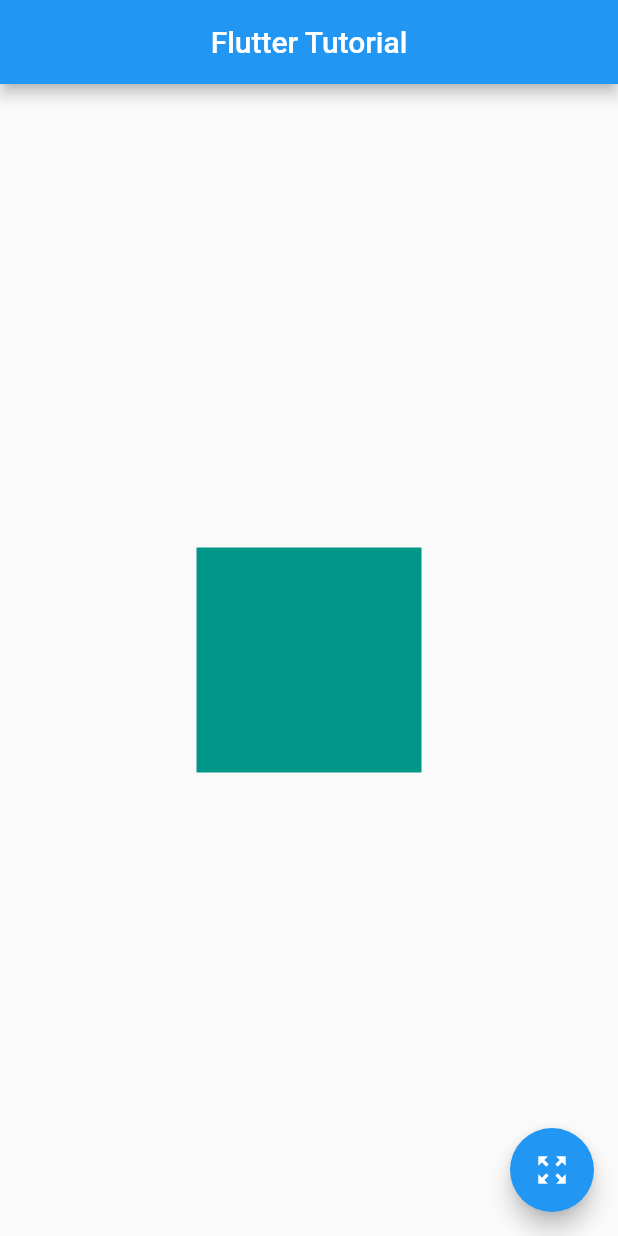
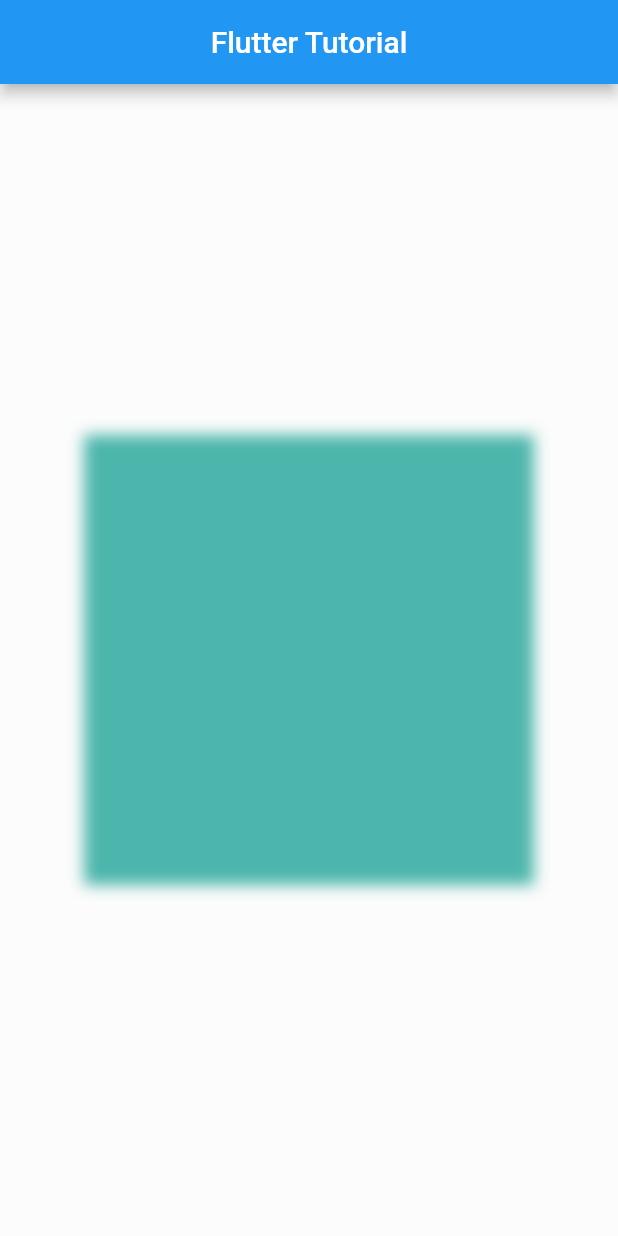
Before and after one commit to taqi92/flutter_basic, a Flutter app: the screen it shows after launch, on a phone screen of 412 x 824 dp. Run offline on Flutter 3.47's test engine with Material 2 defaults, Android fonts, the phone set to English and light mode, and no system bars; our stand-ins replace curved_navigation_bar, fluttertoast, image_picker, liquid_swipe.

Commit message:
Tooltip+backdrop filter has added

```diff
--- /dev/null
+++ b/lib/backdrop_filter.dart
@@ -0,0 +1,40 @@
+import 'dart:io';
+import 'dart:ui';
+
+import 'package:flutter/material.dart';
+import 'package:image_picker/image_picker.dart';
+
+class BackDropFilterWidget extends StatefulWidget {
+  @override
+  _MyAppState createState() => _MyAppState();
+}
+
+class _MyAppState extends State<BackDropFilterWidget> {
+
+  bool _value = false;
+
+  @override
+  Widget build(BuildContext context) {
+    // TODO: implement build
+    return SafeArea(
+      child: Scaffold(
+          body: Center(
+            child: Stack(
+              alignment: Alignment.center,
+              children: <Widget>[
+                Container(
+                  height: 300,
+                  width: 300,
+                  color: Colors.teal,
+                ),
+                BackdropFilter(filter: ImageFilter.blur(sigmaX: 5,sigmaY: 5),
+                child: Container(
+                  color: Colors.white.withOpacity(0.3),
+                ),)
+              ],
+            ),
+          )
+      ),
+    );
+  }
+}
--- a/lib/main.dart
+++ b/lib/main.dart
@@ -1,8 +1,11 @@
 import 'package:flutter/material.dart';
+import 'package:flutterappbartextwidget/ExpansionTile.dart';
 import 'package:flutterappbartextwidget/animated_container.dart';
+import 'package:flutterappbartextwidget/backdrop_filter.dart';
 import 'package:flutterappbartextwidget/checkbox.dart';
 import 'package:flutterappbartextwidget/dismissible.dart';
 import 'package:flutterappbartextwidget/switch.dart';
+import 'package:flutterappbartextwidget/tooltip.dart';
 
 
 void main() {
@@ -20,7 +23,7 @@ class MyApp extends StatelessWidget {
             title: Text("Flutter Tutorial"),
             centerTitle: true,
           ),
-          body: AnimatedContainerWidget(),
+          body: BackDropFilterWidget(),
         ));
   }
 }
```
Also changed, not shown: lib/ExpansionTile.dart (added, +39 -0 lines), lib/tooltip.dart (added, +35 -0 lines).
